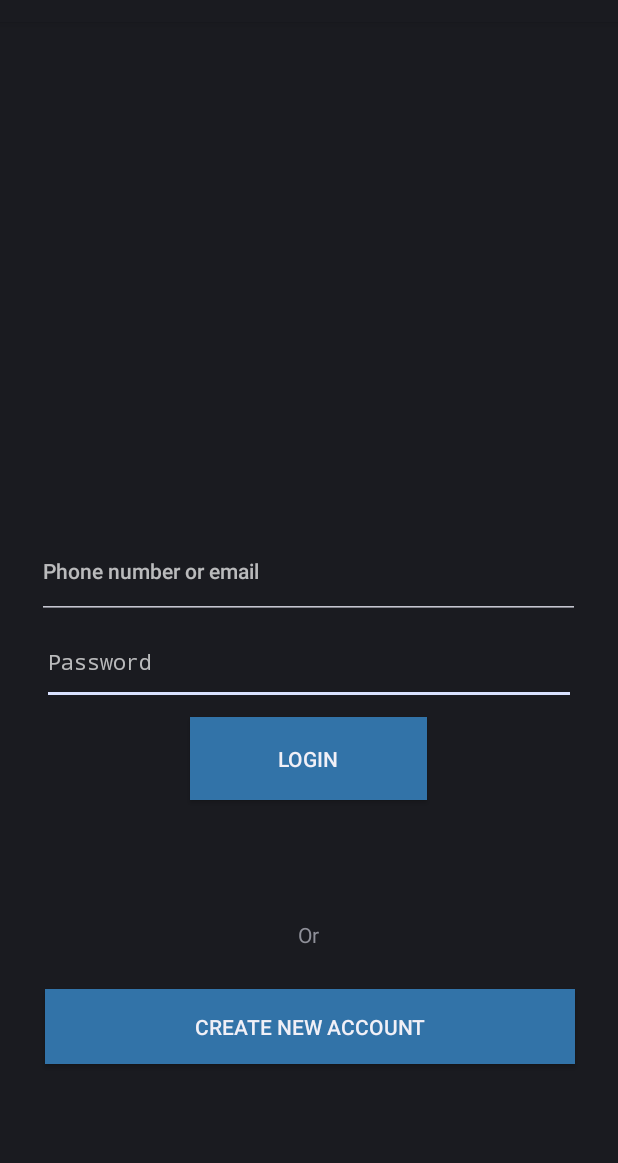
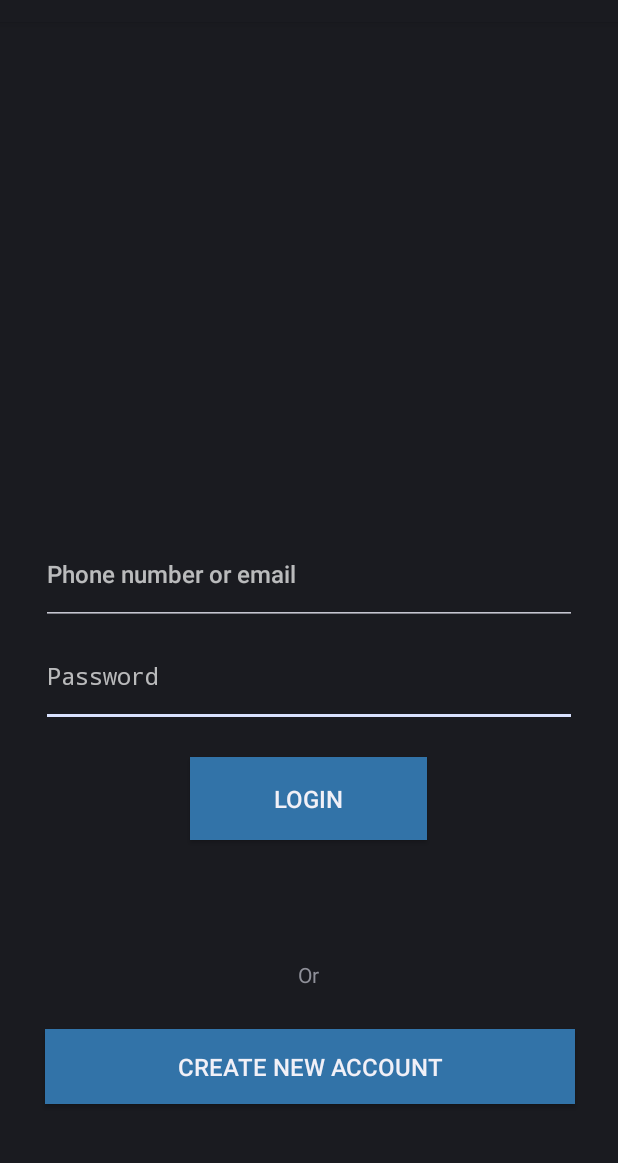
Before and after one commit to sagarthapaofficial/MedReminder, an Android app: the layout activity_main.xml on its own in the app's theme, with its tools: preview values and no code run, on a phone screen of 412 x 824 dp, the part 62-1225 px from its top. Run offline under Robolectric (Android 15) with nearby library versions, the phone set to English and light mode, and no system bars.

Commit message:
Upated with the register and Login UI:

```diff
--- a/app/src/main/java/com/example/medreminder/MainActivity.java
+++ b/app/src/main/java/com/example/medreminder/MainActivity.java
@@ -65,7 +65,7 @@ public class MainActivity extends AppCompatActivity {
                 if(password.getText().toString().equals(user.getPassword()))
                 {
                     //if valid goes to the home activity.
-                    Intent intent = new Intent(this,HomeActivity.class);
+                    Intent intent = new Intent(this,dashboard.class);
                     startActivity(intent);
                 }else {
                     Toast.makeText(MainActivity.this, "Password is Incorrect", Toast.LENGTH_SHORT).show();
--- a/app/src/main/res/layout/activity_main.xml
+++ b/app/src/main/res/layout/activity_main.xml
@@ -19,12 +19,12 @@
 
     <EditText
         android:id="@+id/editTextTextPassword"
-        android:layout_width="356dp"
-        android:layout_height="57dp"
+        android:layout_width="357dp"
+        android:layout_height="68dp"
         android:ems="10"
         android:hint="Password"
         android:inputType="textPassword"
-        android:textSize="14sp"
+        android:textSize="16sp"
         app:layout_constraintEnd_toEndOf="parent"
         app:layout_constraintHorizontal_bias="0.497"
         app:layout_constraintStart_toStartOf="parent"
@@ -34,10 +34,11 @@
         android:id="@+id/login_id"
         android:layout_width="158dp"
         android:layout_height="55dp"
-        android:layout_marginTop="8dp"
+        android:layout_marginTop="20dp"
         android:background="#3273a8"
         android:onClick="Login"
         android:text="@string/login"
+        android:textSize="16sp"
         app:layout_constraintEnd_toEndOf="parent"
         app:layout_constraintHorizontal_bias="0.498"
         app:layout_constraintStart_toStartOf="parent"
@@ -51,6 +52,7 @@
         android:background="#3273a8"
         android:onClick="Register"
         android:text="@string/newAccount"
+        android:textSize="16sp"
         app:layout_constraintEnd_toEndOf="parent"
         app:layout_constraintHorizontal_bias="0.517"
         app:layout_constraintStart_toStartOf="parent"
@@ -58,13 +60,13 @@
 
     <EditText
         android:id="@+id/phone_email_id"
-        android:layout_width="362dp"
-        android:layout_height="64dp"
+        android:layout_width="357dp"
+        android:layout_height="68dp"
         android:layout_marginTop="12dp"
         android:ems="10"
         android:hint="Phone number or email"
         android:inputType="textEmailAddress"
-        android:textSize="14sp"
+        android:textSize="16sp"
         app:layout_constraintEnd_toEndOf="parent"
         app:layout_constraintHorizontal_bias="0.497"
         app:layout_constraintStart_toStartOf="parent"
--- a/app/src/main/res/layout/activity_home.xml
+++ b/app/src/main/res/layout/dashbord.xml
@@ -4,7 +4,7 @@
     xmlns:tools="http://schemas.android.com/tools"
     android:layout_width="match_parent"
     android:layout_height="match_parent"
-    tools:context=".HomeActivity">
+    tools:context=".dashboard">
 
     <ImageButton
         android:id="@+id/reminderbtn_id"
```
Also changed, not shown: app/src/main/AndroidManifest.xml (+8 -13 lines), app/src/main/java/com/example/medreminder/DatabaseHelper.java (+16 -10 lines), app/src/main/java/com/example/medreminder/dashboard.java (added, +16 -0 lines).
